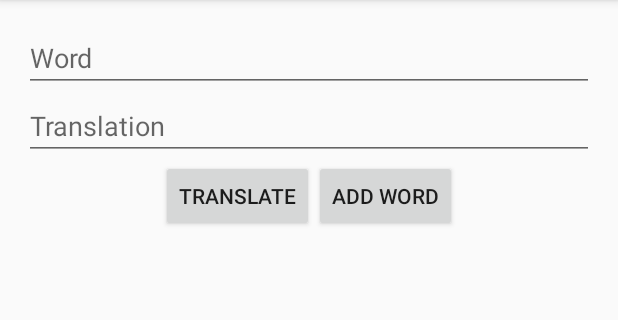
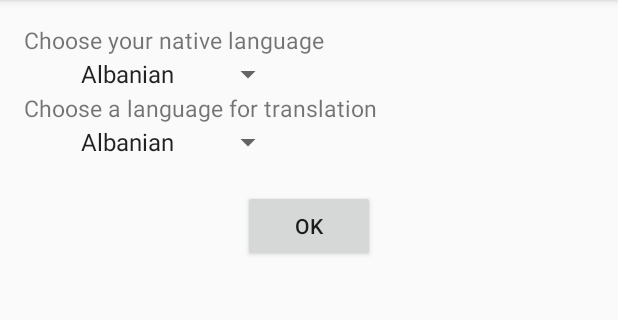
Before and after one commit to Karabyn/Vocabulary, an Android app: the screen it shows after launch (MainActivity before the commit, FirstActivity after it), on a phone screen of 412 x 824 dp, the part 84-404 px from its top. Run offline under Robolectric (Android 15) with nearby library versions, the phone set to English and light mode, and no system bars.

Commit message:
FirstSecondActivity

```diff
--- /dev/null
+++ b/app/src/main/java/com/detsyky/vocabulary/FirstActivity.java
@@ -0,0 +1,81 @@
+package com.detsyky.vocabulary;
+
+import android.content.Context;
+import android.content.Intent;
+import android.content.SharedPreferences;
+import android.support.v7.app.AppCompatActivity;
+import android.os.Bundle;
+import android.util.Log;
+import android.view.View;
+import android.widget.ArrayAdapter;
+import android.widget.Spinner;
+import com.detsyky.vocabulary.Translator.Language;
+import java.lang.reflect.Field;
+
+public class FirstActivity extends AppCompatActivity {
+    private String lang[] = {Language.ALBANIAN.name(), Language.ARMENIAN.name(), Language.AZERBAIJANI.name(), Language.BELARUSIAN.name(), Language.BULGARIAN.name(),
+            Language.CATALAN.name(), Language.CROATIAN.name(), Language.CZECH.name(), Language.DANISH.name(), Language.DUTCH.name(), Language.ENGLISH.name(),
+            Language.ESTONIAN.name(), Language.FINNISH.name(), Language.FRENCH.name(), Language.GERMAN.name(), Language.GREEK.name(), Language.HUNGARIAN.name(),
+            Language.ITALIAN.name(), Language.LATVIAN.name(), Language.LITHUANIAN.name(), Language.MACEDONIAN.name(), Language.NORWEGIAN.name(), Language.POLISH.name(),
+            Language.PORTUGUESE.name(), Language.ROMANIAN.name(), Language.RUSSIAN.name(), Language.SERBIAN.name(), Language.SLOVAK.name(), Language.SLOVENIAN.name(),
+            Language.SPANISH.name(), Language.SWEDISH.name(), Language.TURKISH.name(), Language.UKRAINIAN.name()};
+    private Spinner spinnerNative, spinnerLearn;
+    private Language langNative, langLearn;
+    public static SharedPreferences pref;
+    public static SharedPreferences.Editor editor;
+    @Override
+
+    protected void onCreate(Bundle savedInstanceState) {
+        super.onCreate(savedInstanceState);
+        setContentView(R.layout.activity_first);
+        firstUpp(lang);
+        ArrayAdapter<String> adapter = new ArrayAdapter<String>(this, android.R.layout.simple_spinner_item, lang);
+        adapter.setDropDownViewResource(android.R.layout.simple_spinner_dropdown_item);
+        spinnerNative = (Spinner) findViewById(R.id.Spin);
+        spinnerNative.setAdapter(adapter);
+        spinnerLearn = (Spinner) findViewById(R.id.Spin2);
+        spinnerLearn.setAdapter(adapter);
+        setSpinnerHeight(spinnerNative, 1500);
+        setSpinnerHeight(spinnerLearn, 1500);
+        pref = getSharedPreferences("main",MODE_PRIVATE);
+        editor = pref.edit();
+        String getStatus = pref.getString("register", "nil");
+        if (getStatus.equals("true"))
+        {
+            Intent intent = new Intent(this, SecondActivity.class);
+            startActivity(intent);
+            finish();
+        }
+    }
+
+    public void clickOkButton(View view) {
+        langNative = Language.fromString(spinnerNative.getSelectedItem().toString().toUpperCase());
+        langLearn = Language.fromString(spinnerLearn.getSelectedItem().toString().toUpperCase());
+        editor.putString("register", "true");
+        editor.commit();
+        Intent intent = new Intent(this, SecondActivity.class);
+        intent.putExtra("Native", langNative);
+        intent.putExtra("Learn", langLearn);
+        startActivity(intent);
+        finish();
+    }
+        // Help methods
+    public void firstUpp(String a[]) {
+        for (int i = 0; i < a.length; i++) {
+            a[i] = a[i].substring(0, 1) + a[i].substring(1).toLowerCase();
+        }
+    }
+    public void setSpinnerHeight(Spinner spin, int size) {
+        Field popup = null;
+        try {
+            popup = Spinner.class.getDeclaredField("mPopup");
+            popup.setAccessible(true);
+            android.widget.ListPopupWindow popupWindow = null;
+            popupWindow = (android.widget.ListPopupWindow) popup.get(spin);
+            popupWindow.setHeight(size);
+        } catch (Exception e) {
+            e.printStackTrace();
+        }
+    }
+
+}
--- a/app/src/main/java/com/detsyky/vocabulary/Translator/Language.java
+++ b/app/src/main/java/com/detsyky/vocabulary/Translator/Language.java
@@ -68,7 +68,7 @@ public enum Language {
 
   public static Language fromString(final String pLanguage) {
     for (Language l : values()) {
-      if (l.toString().equals(pLanguage)) {
+      if (l.name().equals(pLanguage)) {
         return l;
       }
     }
--- /dev/null
+++ b/app/src/main/res/layout/activity_first.xml
@@ -0,0 +1,49 @@
+<?xml version="1.0" encoding="utf-8"?>
+<LinearLayout xmlns:android="http://schemas.android.com/apk/res/android"
+    xmlns:tools="http://schemas.android.com/tools"
+    android:id="@+id/activity_first"
+    android:layout_width="match_parent"
+    android:layout_height="match_parent"
+    android:paddingBottom="@dimen/activity_vertical_margin"
+    android:paddingLeft="@dimen/activity_horizontal_margin"
+    android:paddingRight="@dimen/activity_horizontal_margin"
+    android:paddingTop="@dimen/activity_vertical_margin"
+    tools:context="com.detsyky.vocabulary.FirstActivity"
+    android:orientation="vertical">
+
+    <TextView
+    android:layout_width="wrap_content"
+    android:layout_height="wrap_content"
+    android:id="@+id/TV_NAT"
+    android:text="Choose your native language"
+    android:textSize="15dp"/>
+    <Spinner
+        android:layout_width="wrap_content"
+        android:layout_height="wrap_content"
+        android:layout_marginLeft="30dp"
+        android:id="@+id/Spin">
+    </Spinner>
+    <TextView
+        android:layout_width="wrap_content"
+        android:layout_height="wrap_content"
+        android:id="@+id/TV_Tran"
+        android:text="Choose a language for translation"
+        android:textSize="15dp"/>
+
+    <Spinner
+        android:layout_width="wrap_content"
+        android:layout_height="wrap_content"
+        android:layout_marginLeft="30dp"
+        android:id="@+id/Spin2">
+    </Spinner>
+    <Button
+        android:layout_width="wrap_content"
+        android:layout_height="wrap_content"
+        android:text="OK"
+        android:layout_gravity="center"
+        android:id="@+id/button"
+        android:layout_marginTop="20dp"
+        android:onClick="clickOkButton"
+        />
+
+</LinearLayout>
--- a/app/src/main/res/layout/activity_main.xml
+++ b/app/src/main/res/layout/activity_main.xml
@@ -58,6 +58,11 @@
             android:layout_width="wrap_content"
             android:layout_height="wrap_content"
             android:onClick="addWord"/>
+        <Spinner
+            android:layout_width="wrap_content"
+            android:layout_height="wrap_content"
+            android:id="@+id/SpinVoc">
+        </Spinner>
 </LinearLayout>
         <TableLayout
             android:id="@+id/vocabulary_table"
```
Also changed, not shown: app/src/main/AndroidManifest.xml (+7 -2 lines), app/src/main/java/com/detsyky/vocabulary/MainActivity.java (+16 -10 lines), app/src/main/java/com/detsyky/vocabulary/RetrieveFeedTask.java (+7 -3 lines), app/src/main/java/com/detsyky/vocabulary/SecondActivity.java (added, +48 -0 lines), app/src/main/res/layout/activity_second.xml (added, +30 -0 lines).
